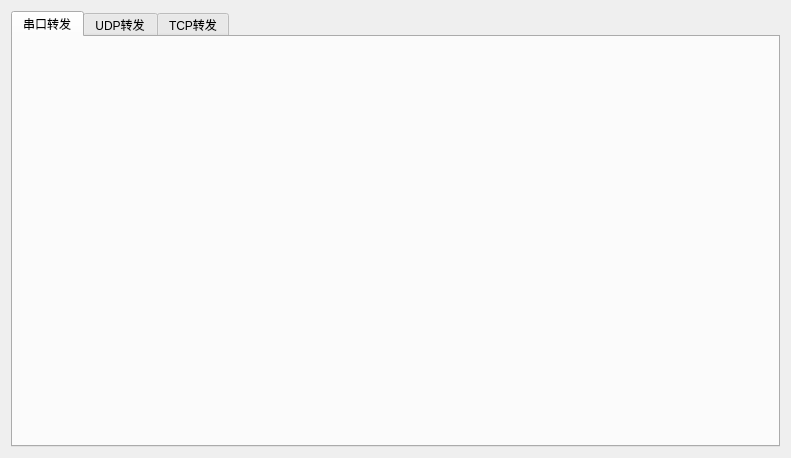
First picture: the form in Src/Common/SAKDebugPage/Other/TransmissionSettings/TransmissionSettings.ui, repository x-tools-author/x-tools, before the edit.
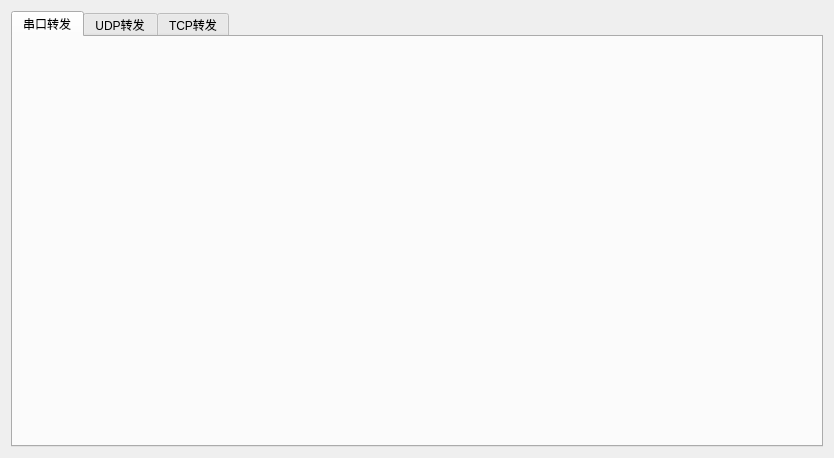
Second picture: the form after the edit.

The edit to the form file:
```diff
--- a/Src/Common/SAKDebugPage/Other/TransmissionSettings/TransmissionSettings.ui
+++ b/Src/Common/SAKDebugPage/Other/TransmissionSettings/TransmissionSettings.ui
@@ -6,7 +6,7 @@
    <rect>
     <x>0</x>
     <y>0</y>
-    <width>791</width>
+    <width>834</width>
     <height>458</height>
    </rect>
   </property>
```
